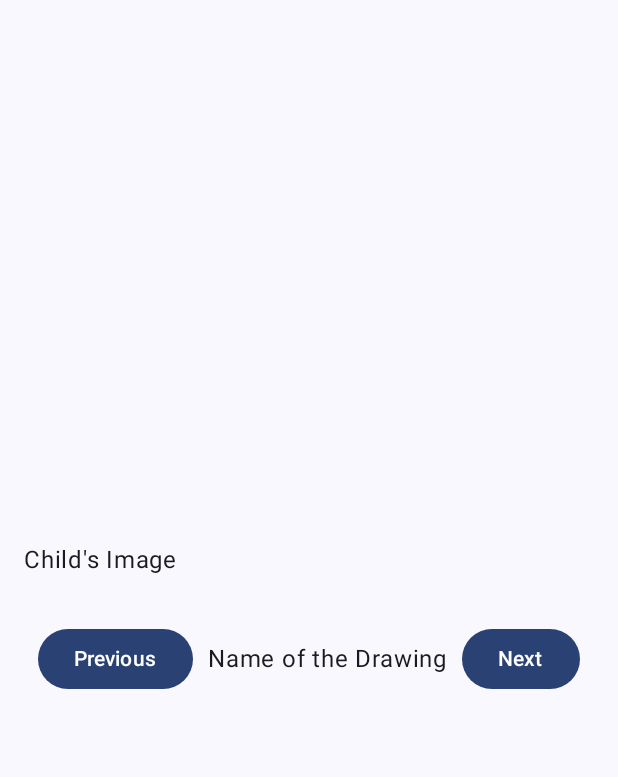
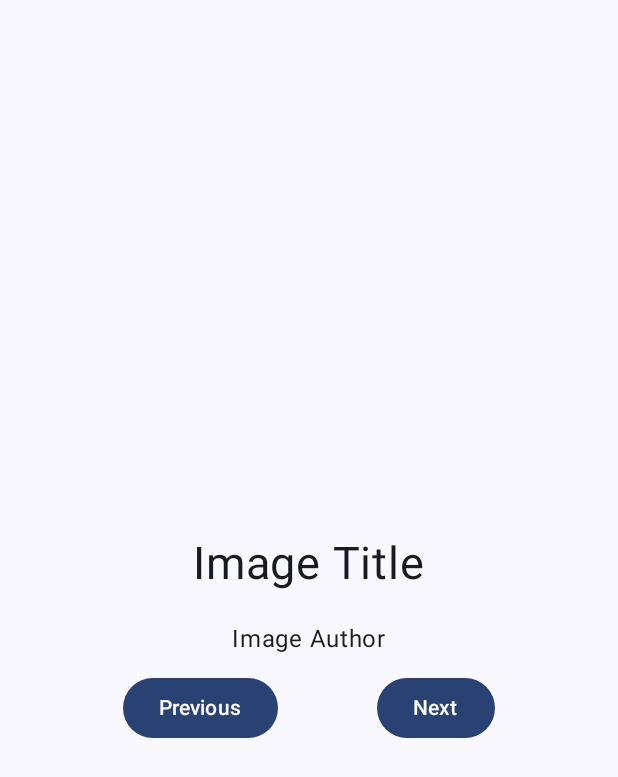
Before and after one commit to rafaover/ChildArtRoom, an Android app built with Jetpack Compose: the screen it shows after launch (MainActivity), on a phone screen of 412 x 824 dp. Shown: the top 777 px of the screen. Run offline under Robolectric (Android 15) with nearby library versions, the phone set to English and light mode, and no system bars.

Commit message:
MainActivity.kt: - added image title, image author in a row/column.

```diff
--- a/app/src/main/java/com/feeltheboard/childartroom/MainActivity.kt
+++ b/app/src/main/java/com/feeltheboard/childartroom/MainActivity.kt
@@ -1,7 +1,6 @@
 package com.feeltheboard.childartroom
 
 import android.os.Bundle
-import android.widget.Space
 import androidx.activity.ComponentActivity
 import androidx.activity.compose.setContent
 import androidx.compose.foundation.layout.Arrangement
@@ -20,6 +19,7 @@ import androidx.compose.ui.Alignment
 import androidx.compose.ui.Modifier
 import androidx.compose.ui.tooling.preview.Preview
 import androidx.compose.ui.unit.dp
+import androidx.compose.ui.unit.sp
 import com.feeltheboard.childartroom.ui.theme.ChildArtRoomTheme
 
 class MainActivity : ComponentActivity() {
@@ -48,28 +48,41 @@ fun MainSliderLayout() {
         horizontalAlignment = Alignment.CenterHorizontally,
     ) {
         Surface(
-            modifier = Modifier
-                .fillMaxWidth(),
+            modifier = Modifier.fillMaxWidth(),
             color = MaterialTheme.colorScheme.surface,
-            shape = MaterialTheme.shapes.large
+            shape = MaterialTheme.shapes.large,
         ) {
+            // Image from Database
             // Image(painter = TODO(), contentDescription = null)
-            Text(text = "Child's Image")
         }
         Spacer(modifier = Modifier.padding(bottom = 30.dp))
+        Row(modifier = Modifier.fillMaxWidth()) {
+            Column(
+                modifier = Modifier.weight(1f),
+                horizontalAlignment = Alignment.CenterHorizontally,
+                verticalArrangement = Arrangement.Center
+            ) {
+                Text(
+                    text = "Image Title",
+                    fontSize = 30.sp,
+                    modifier = Modifier
+                        .padding(bottom = 20.dp)
+                )
+                Text(text = "Image Author")
+            }
+        }
+        Spacer(modifier = Modifier.padding(bottom = 10.dp))
         Row(
-            modifier = Modifier
-                .fillMaxWidth(),
+            modifier = Modifier.fillMaxWidth(),
             horizontalArrangement = Arrangement.SpaceEvenly,
             verticalAlignment = Alignment.CenterVertically
         ) {
             Button(onClick = { /*TODO*/ }) {
-                // Icon(painter = TODO(), contentDescription = null)
+                // Icon(painter = TODO(), contentDescription = "Previous")
                 Text(text = "Previous")
             }
-            Text(text = "Name of the Drawing")
             Button(onClick = { /*TODO*/ }) {
-                // Icon(painter = TODO(), contentDescription =null)
+                // Icon(painter = TODO(), contentDescription = "Next")
                 Text(text = "Next")
             }
         }
```
